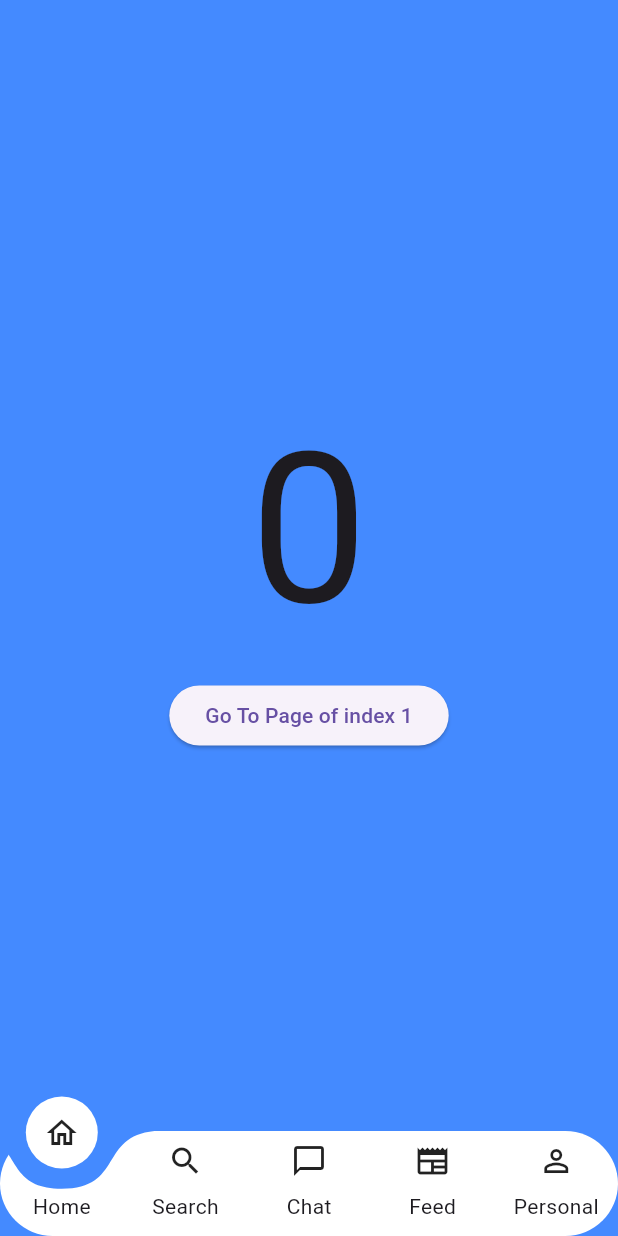
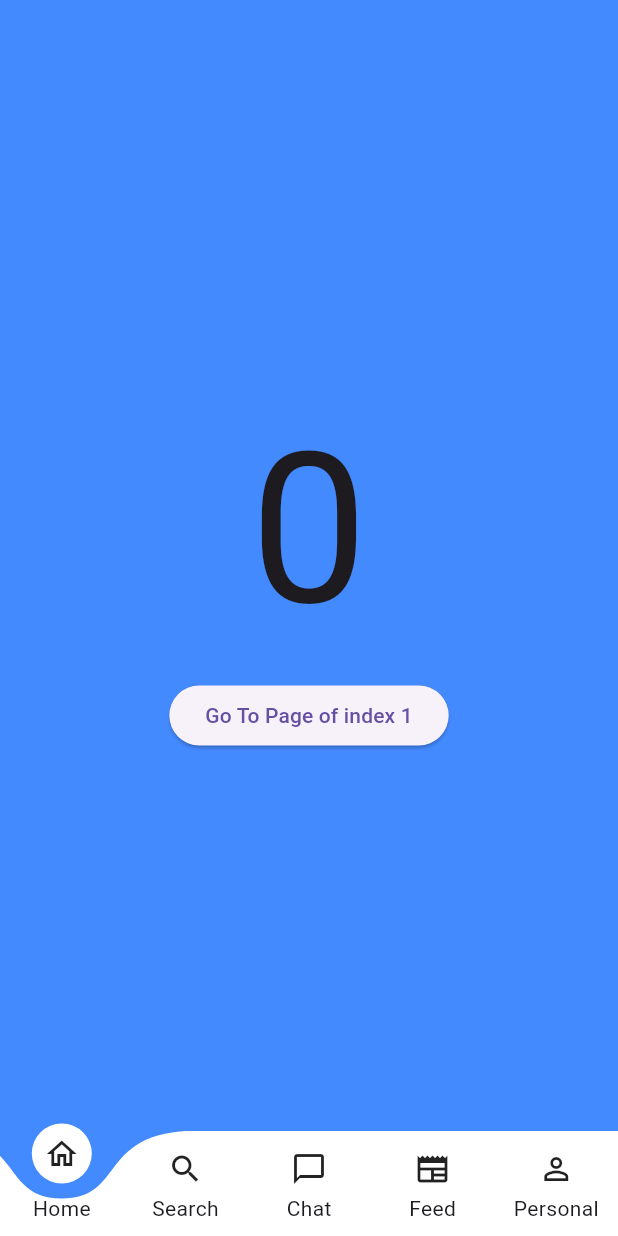
Before and after one commit to Ahmed3bdallah1/liquid_circle_floating_nav_bar, a Flutter app: the screen it shows after launch, on a phone screen of 412 x 824 dp. Run offline on Flutter 3.47's test engine with Material 3 defaults, Android fonts, the phone set to English and light mode, and no system bars; our stand-ins replace curved_labeled_navigation_bar, universal_io.

Commit message:
some edits

```diff
--- a/lib/curved_navigation_bar.dart
+++ b/lib/curved_navigation_bar.dart
@@ -1,9 +1,9 @@
 import 'package:universal_io/io.dart';
 import 'dart:math';
 
-import 'package:curved_labeled_navigation_bar/curved_navigation_bar_item.dart';
-import 'package:curved_labeled_navigation_bar/src/nav_bar_item_widget.dart';
-import 'package:curved_labeled_navigation_bar/src/nav_custom_clipper.dart';
+import 'package:liquid_circle_floating_nav_bar/curved_navigation_bar_item.dart';
+import 'package:liquid_circle_floating_nav_bar/src/nav_bar_item_widget.dart';
+import 'package:liquid_circle_floating_nav_bar/src/nav_custom_clipper.dart';
 import 'package:flutter/material.dart';
 
 import 'src/nav_custom_painter.dart';
@@ -15,8 +15,16 @@ class CurvedNavigationBar extends StatefulWidget {
   /// arrayed within the bottom navigation bar.
   final List<CurvedNavigationBarItem> items;
 
+
+
   /// The index into [items] for the current active [CurvedNavigationBarItem].
   final int index;
+
+  /// This is the outerPadding for [CurvedNavigationBarItem].
+  final double outerPadding;
+
+  /// This is the circular radius for [CurvedNavigationBarItem].
+  final double? radius;
 
   /// The color of the [CurvedNavigationBar] itself, default Colors.white.
   final Color color;
@@ -57,6 +65,8 @@ class CurvedNavigationBar extends StatefulWidget {
     Key? key,
     required this.items,
     this.index = 0,
+    this.outerPadding = 0,
+    this.radius,
     this.color = Colors.white,
     this.buttonBackgroundColor,
     this.backgroundColor = Colors.blueAccent,
@@ -67,8 +77,7 @@ class CurvedNavigationBar extends StatefulWidget {
     this.iconPadding = 12.0,
     this.maxWidth,
     double? height,
-  })
-      : letIndexChange = letIndexChange ?? ((_) => true),
+  })  : letIndexChange = letIndexChange ?? ((_) => true),
         assert(items.isNotEmpty),
         assert(0 <= index && index < items.length),
         assert(maxWidth == null || 0 <= maxWidth),
@@ -155,9 +164,7 @@ class CurvedNavigationBarState extends State<CurvedNavigationBar>
               width: maxWidth,
               child: ClipRect(
                 clipper: NavCustomClipper(
-                  deviceHeight: MediaQuery
-                      .sizeOf(context)
-                      .height,
+                  deviceHeight: MediaQuery.sizeOf(context).height,
                 ),
                 child: Stack(
                   clipBehavior: Clip.none,
@@ -188,11 +195,12 @@ class CurvedNavigationBarState extends State<CurvedNavigationBar>
                     ),
                     // Background
                     Positioned(
-                      left: 0,
-                      right: 0,
-                      bottom: 0,
+                      left: widget.outerPadding,
+                      right: widget.outerPadding,
+                      bottom: widget.outerPadding,
                       child: ClipRRect(
-                          borderRadius: BorderRadius.circular(widget.height / 2),
+                          borderRadius: BorderRadius.circular(
+                              widget.radius ?? widget.height / 2),
                           child: CustomPaint(
                             painter: NavCustomPainter(
                               startingLoc: _pos,
@@ -202,9 +210,10 @@ class CurvedNavigationBarState extends State<CurvedNavigationBar>
                               hasLabel: widget.hasLabel,
                             ),
                             child: Container(
-                              height: widget.height, decoration: BoxDecoration(
-                                borderRadius: BorderRadius.circular(20)
-                            ),),
+                              height: widget.height,
+                              decoration: BoxDecoration(
+                                  borderRadius: BorderRadius.circular(widget.radius ?? widget.height / 2)),
+                            ),
                           )),
                     ),
                     // Unselected buttons
--- a/pubspec.yaml
+++ b/pubspec.yaml
@@ -1,7 +1,7 @@
-name: curved_labeled_navigation_bar
+name: liquid_circle_floating_nav_bar
 description: Stunning Animating Curved Shape Navigation Bar. Adjustable color, background color, animation curve, animation duration.
 version: 2.0.6
-homepage: https://github.com/namanh11611/curved_labeled_navigation_bar
+homepage: https://github.com/Ahmed3bdallah1/liquid_circle_floating_nav_bar
 
 environment:
   sdk: '>=2.12.0 <4.0.0'
```
Also changed, not shown: pubspec.lock (added), 3 other files.
